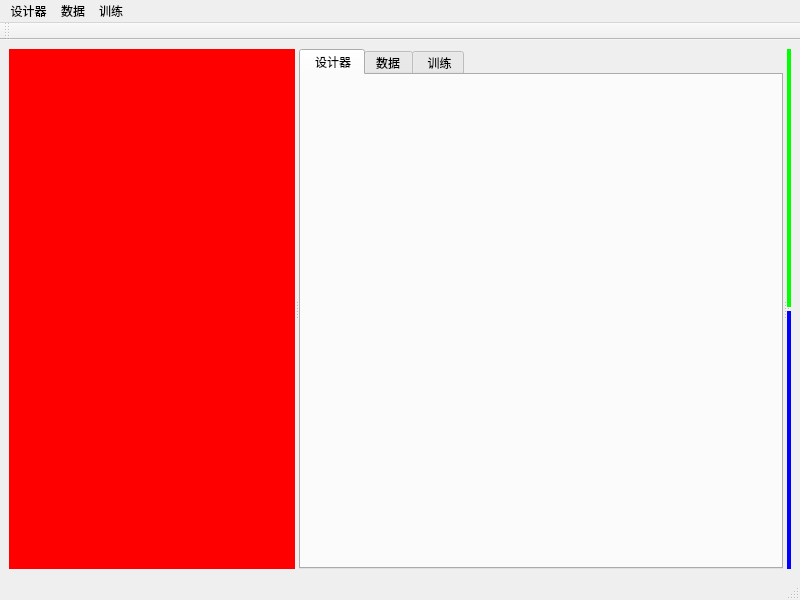
Above: mindspore_designer/mainwindow.ui from lp92321/second before the change. Below: the same form after it.
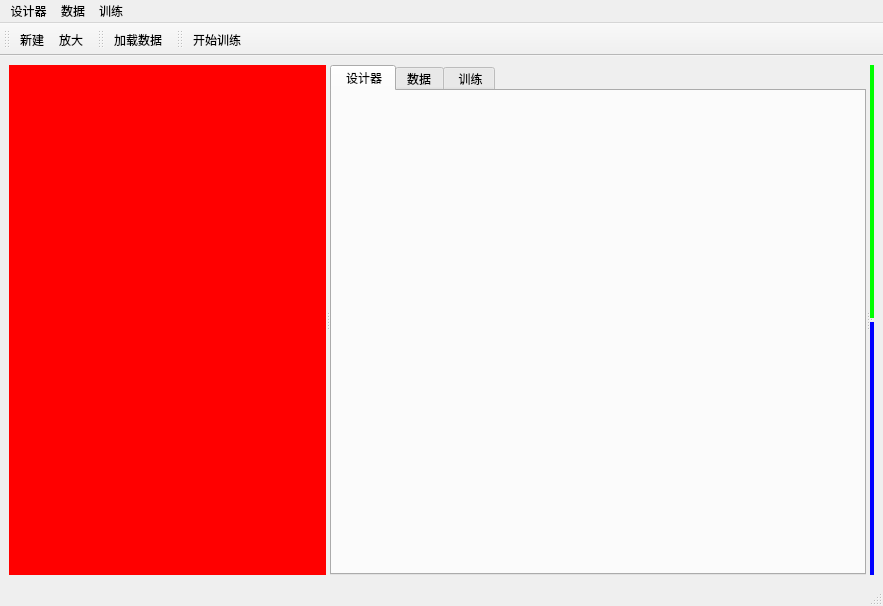
That is the form after the change. Icons and pictures are not drawn.

What changed in the file:
```diff
--- a/mindspore_designer/mainwindow.ui
+++ b/mindspore_designer/mainwindow.ui
@@ -6,8 +6,8 @@
    <rect>
     <x>0</x>
     <y>0</y>
-    <width>800</width>
-    <height>600</height>
+    <width>883</width>
+    <height>606</height>
    </rect>
   </property>
   <property name="windowTitle">
@@ -29,7 +29,7 @@
        <property name="currentIndex">
         <number>0</number>
        </property>
-       <widget class="QWidget" name="tab">
+       <widget class="QWidget" name="tab1">
         <attribute name="title">
          <string> 设计器</string>
         </attribute>
@@ -64,41 +64,96 @@
     </item>
    </layout>
   </widget>
+  <widget class="QStatusBar" name="statusbar"/>
+  <widget class="QToolBar" name="toolBar_designer">
+   <property name="sizePolicy">
+    <sizepolicy hsizetype="Preferred" vsizetype="Fixed">
+     <horstretch>0</horstretch>
+     <verstretch>0</verstretch>
+    </sizepolicy>
+   </property>
+   <property name="minimumSize">
+    <size>
+     <width>0</width>
+     <height>0</height>
+    </size>
+   </property>
+   <property name="windowTitle">
+    <string>toolBar</string>
+   </property>
+   <property name="toolButtonStyle">
+    <enum>Qt::ToolButtonTextUnderIcon</enum>
+   </property>
+   <attribute name="toolBarArea">
+    <enum>TopToolBarArea</enum>
+   </attribute>
+   <attribute name="toolBarBreak">
+    <bool>false</bool>
+   </attribute>
+   <addaction name="action_new"/>
+   <addaction name="action_big"/>
+  </widget>
+  <widget class="QToolBar" name="toolBar_data">
+   <property name="windowTitle">
+    <string>toolBar_2</string>
+   </property>
+   <property name="toolButtonStyle">
+    <enum>Qt::ToolButtonTextUnderIcon</enum>
+   </property>
+   <attribute name="toolBarArea">
+    <enum>TopToolBarArea</enum>
+   </attribute>
+   <attribute name="toolBarBreak">
+    <bool>false</bool>
+   </attribute>
+   <addaction name="action_load_data_2"/>
+  </widget>
   <widget class="QMenuBar" name="menubar">
    <property name="geometry">
     <rect>
      <x>0</x>
      <y>0</y>
-     <width>800</width>
+     <width>883</width>
      <height>23</height>
     </rect>
    </property>
-   <widget class="QMenu" name="menu">
+   <widget class="QMenu" name="menu_designer">
     <property name="title">
      <string>设计器</string>
     </property>
-    <addaction name="actionxinjian"/>
-    <addaction name="action_copy"/>
    </widget>
    <widget class="QMenu" name="menu_data">
     <property name="title">
      <string>数据</string>
     </property>
-    <addaction name="action_load_data"/>
    </widget>
-   <widget class="QMenu" name="menu_2">
+   <widget class="QMenu" name="menu_train">
     <property name="title">
      <string>训练</string>
     </property>
    </widget>
-   <addaction name="menu"/>
+   <addaction name="menu_designer"/>
    <addaction name="menu_data"/>
-   <addaction name="menu_2"/>
+   <addaction name="menu_train"/>
   </widget>
-  <widget class="QStatusBar" name="statusbar"/>
-  <widget class="QToolBar" name="toolBar">
+  <widget class="QToolBar" name="toolBar_train">
+   <property name="sizePolicy">
+    <sizepolicy hsizetype="Preferred" vsizetype="Fixed">
+     <horstretch>0</horstretch>
+     <verstretch>0</verstretch>
+    </sizepolicy>
+   </property>
+   <property name="minimumSize">
+    <size>
+     <width>0</width>
+     <height>0</height>
+    </size>
+   </property>
    <property name="windowTitle">
-    <string>toolBar</string>
+    <string>训练</string>
+   </property>
+   <property name="toolButtonStyle">
+    <enum>Qt::ToolButtonTextUnderIcon</enum>
    </property>
    <attribute name="toolBarArea">
     <enum>TopToolBarArea</enum>
@@ -106,8 +161,13 @@
    <attribute name="toolBarBreak">
     <bool>false</bool>
    </attribute>
+   <addaction name="action_start_train"/>
   </widget>
-  <action name="actionxinjian">
+  <action name="action_new">
+   <property name="icon">
+    <iconset resource="picture.qrc">
+     <normaloff>:/picture/1.jpg</normaloff>:/picture/1.jpg</iconset>
+   </property>
    <property name="text">
     <string>新建</string>
    </property>
@@ -125,6 +185,39 @@
     <string>选择数据路径</string>
    </property>
   </action>
+  <action name="action_big">
+   <property name="icon">
+    <iconset resource="picture.qrc">
+     <normaloff>:/picture/2.jpg</normaloff>:/picture/2.jpg</iconset>
+   </property>
+   <property name="text">
+    <string>放大</string>
+   </property>
+   <property name="priority">
+    <enum>QAction::NormalPriority</enum>
+   </property>
+  </action>
+  <action name="action_load_data_2">
+   <property name="icon">
+    <iconset resource="picture.qrc">
+     <normaloff>:/picture/3.jpg</normaloff>:/picture/3.jpg</iconset>
+   </property>
+   <property name="text">
+    <string>加载数据</string>
+   </property>
+   <property name="toolTip">
+    <string>&lt;html&gt;&lt;head/&gt;&lt;body&gt;&lt;p&gt;&lt;span style=&quot; font-size:10pt;&quot;&gt;训练选项&lt;/span&gt;&lt;/p&gt;&lt;/body&gt;&lt;/html&gt;</string>
+   </property>
+  </action>
+  <action name="action_start_train">
+   <property name="icon">
+    <iconset resource="picture.qrc">
+     <normaloff>:/picture/6.jpg</normaloff>:/picture/6.jpg</iconset>
+   </property>
+   <property name="text">
+    <string>开始训练</string>
+   </property>
+  </action>
  </widget>
  <resources/>
  <connections/>
```
Left out of the diff: 4 changed lines with no effect on the pictures.
